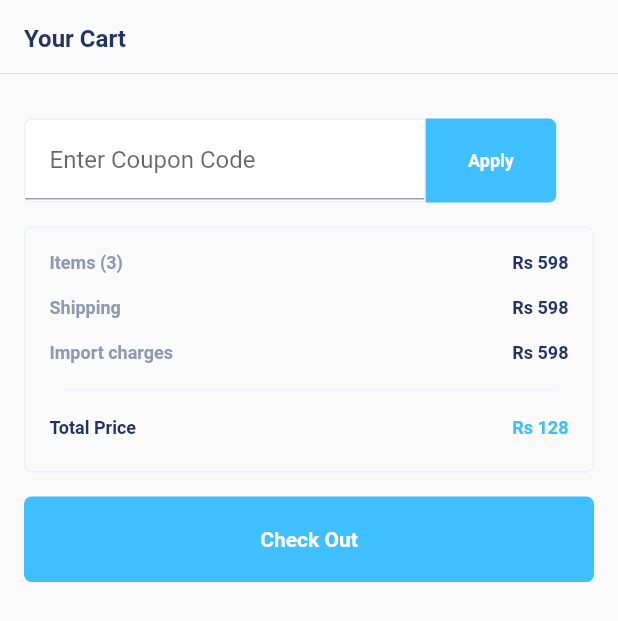
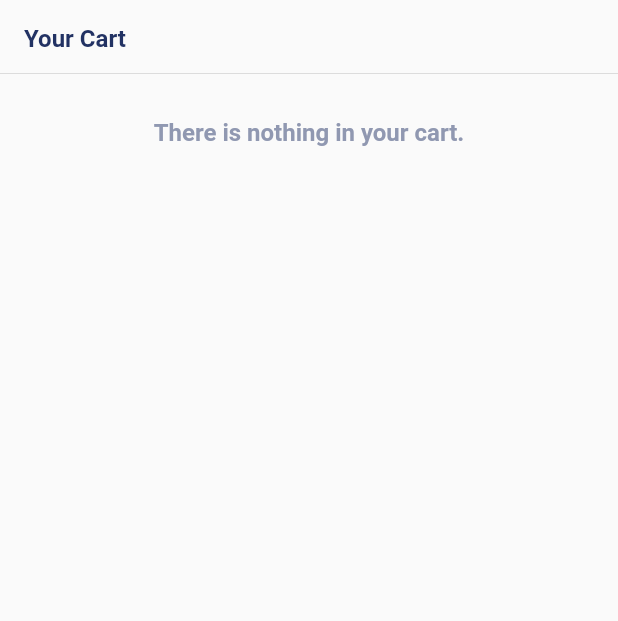
Before and after one commit to Borahb/Lafyuu-E-CommerceApp, a Flutter app: the Cart screen opened directly, on a phone screen of 412 x 824 dp. Shown: the top 621 px of the screen. Run offline on Flutter 3.47's test engine with Material 2 defaults, Android fonts, the phone set to English and light mode, and no system bars; our stand-ins replace bloc, flutter_bloc, flutter_secure_storage; missing offline and left inert: flutter_svg_icons; accounts and stored records are empty.

Commit message:
Fixed total price

```diff
--- a/lib/Screens/Cart/cart.dart
+++ b/lib/Screens/Cart/cart.dart
@@ -21,10 +21,13 @@ class _CartState extends State<Cart> {
   final AppColors colors = AppColors();
 
   final _product = CartProductModel();
+  int ship = 120;
+  int import = 120;
 
   @override
   Widget build(BuildContext context) {
     final width = MediaQuery.of(context).size.width;
+
     return Scaffold(
       body: SafeArea(
         child: SingleChildScrollView(
@@ -40,7 +43,9 @@ class _CartState extends State<Cart> {
 
                 const SizedBox(height: 16,),
 
-                Padding(
+
+
+                _product.items.isNotEmpty ? Padding(
                   padding: const EdgeInsets.only(left:16,right:16,),
                   child: Column(
                     children: [
@@ -63,15 +68,15 @@ class _CartState extends State<Cart> {
                           padding: const EdgeInsets.all(16),
                           child: Column(
                             children: [
-                              Billspecification(colors: colors,spec1:'Items (3)' ,spec2:'Rs 598',),
+                              Billspecification(colors: colors,spec1:'Items (${_product.items.length.toString()})' ,spec2:'Rs ${_product.totalPrice}',),
 
                               const SizedBox(height: 16,),
 
-                              Billspecification(colors: colors,spec1:'Shipping' ,spec2:'Rs 598',),
+                              Billspecification(colors: colors,spec1:'Shipping' ,spec2:'Rs ${ship.toString()}',),
 
                               const SizedBox(height: 16,),
 
-                              Billspecification(colors: colors,spec1:'Import charges' ,spec2:'Rs 598',),
+                              Billspecification(colors: colors,spec1:'Import charges' ,spec2:'Rs ${import.toString()}',),
 
                               Padding(
                                 padding: const EdgeInsets.all(10.0),
@@ -79,7 +84,7 @@ class _CartState extends State<Cart> {
                                 child: Divider(color:colors.light,)),
                               ),
 
-                              Totalprice(colors: colors,spec1: 'Total Price', spec2: 'Rs 128',)
+                              Totalprice(colors: colors,spec1: 'Total Price', spec2: 'Rs ${_product.totalPrice + ship + import}',)
 
                           ],),
                         ),
@@ -91,12 +96,17 @@ class _CartState extends State<Cart> {
 
                     ],
                   ),
-                ),
+                ): Center(child:Text('There is nothing in your cart.',style:TextStyle(
+          color: colors.textcolor1,
+          fontWeight: FontWeight.w700,
+          fontSize: 16
+        )) ,) ,
 
             ],
             ),
         ),
       ),
     );
+
   }
 }
--- a/lib/models/cartmodel.dart
+++ b/lib/models/cartmodel.dart
@@ -30,6 +30,13 @@ class CartProductModel {
   //get items in favoriteproduct
   List<Product> get items => _productid.map((id) => _product.getById(id)).toList();
 
+  // get total price
+
+  num get totalPrice =>
+    items.fold(0, (total, current) => total + current.price);
+
+
+
   //add product
 
   void add (Product product){
```
